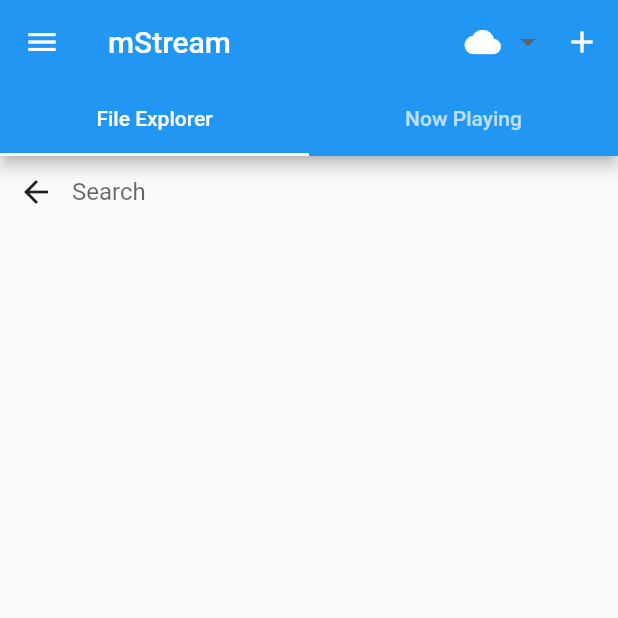
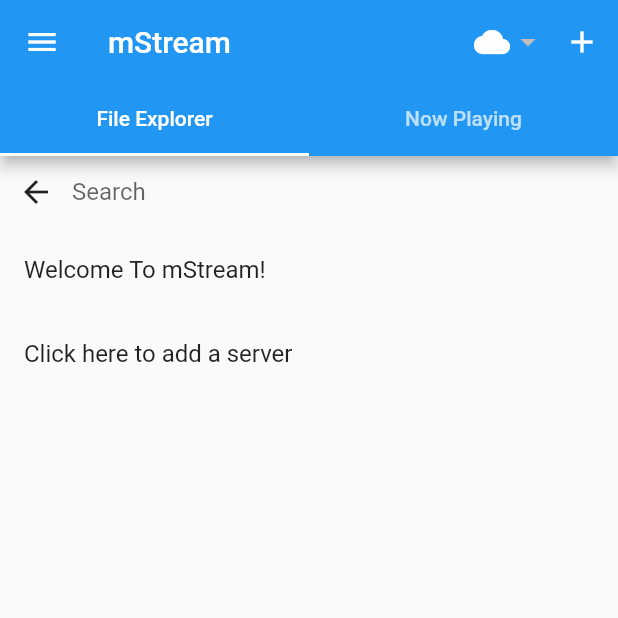
Before and after one commit to IrosTheBeggar/mstream-flutter, a Flutter app: the screen it shows after launch, in the side drawer, after a tap on the "add" icon, on a phone screen of 412 x 824 dp, the top half of it. Run offline on Flutter 3.47's test engine with Material 2 defaults, Android fonts, the phone set to English and light mode, and no system bars; our stand-ins replace audioplayers, fluttertoast; missing offline and left inert: flutter_downloader.

Commit message:
Add server stuff

```diff
--- a/lib/main.dart
+++ b/lib/main.dart
@@ -8,6 +8,8 @@ import 'package:http/http.dart' as http;
 import 'package:path_provider/path_provider.dart';
 import 'dart:convert';
 import 'player_widget.dart';
+import 'package:fluttertoast/fluttertoast.dart';
+import 'server.dart';
 import 'package:flutter_downloader/flutter_downloader.dart';
 import 'package:path/path.dart' as path;
 
@@ -19,15 +21,25 @@ String tabText = 'File Explorer';
 
 // var queueList = [];
 
-List serverList = new List();
-var currentServer = {
-  'url': 'https://demo.mstream.io/',
-  'username': '',
-  'jwt': '',
-  'password': '',
-  'nickname': 'Main Server',
-  'localname': 'main'
-};
+List<Server> serverList = new List();
+int currentServer = -1;
+
+Future<String> get _localPath async {
+  final directory = await getApplicationDocumentsDirectory();
+  return directory.path;
+}
+
+Future<File> get _serverFile async {
+  final path = await _localPath;
+  return File('$path/servers.json');
+}
+
+Future<File> writeServerFile() async {
+  final file = await _serverFile;
+
+  // Write the file
+  return file.writeAsString(jsonEncode(serverList));
+}
 
 void main() {
   runApp(new MaterialApp(home: new ExampleApp()));
@@ -106,6 +118,10 @@ class _ExampleAppState extends State<ExampleApp> with SingleTickerProviderStateM
                   if(displayList[index]['type'] == 'directory') {
                     getFileList(displayList[index]['directory']);
                   }
+
+                  if(displayList[index]['type'] == 'addServer') {
+                    Navigator.push(context, MaterialPageRoute(builder: (context) => AddServerScreen()), );
+                  }
                 },
               );
             }
@@ -120,8 +136,34 @@ class _ExampleAppState extends State<ExampleApp> with SingleTickerProviderStateM
       tabText = 'File Explorer';
     });
 
-    var url = currentServer['url'] + 'dirparser';
-    var response = await http.post(url, body: {"dir": directory});
+    if (currentServer < 0) {
+      Fluttertoast.showToast(
+        msg: "No Server Selected",
+        toastLength: Toast.LENGTH_SHORT,
+        gravity: ToastGravity.CENTER,
+        timeInSecForIos: 2,
+        backgroundColor: Colors.orange,
+        textColor: Colors.white
+      );
+      return;
+    }
+
+    Uri currentUri = Uri.parse(serverList[currentServer].url);
+    String url = currentUri.resolve('/dirparser').toString();
+    var response = await http.post(url, body: {"dir": directory},  headers: { 'x-access-token': serverList[currentServer].jwt});
+
+    if (response.statusCode > 299) {
+      Fluttertoast.showToast(
+        msg: "Call Failed",
+        toastLength: Toast.LENGTH_SHORT,
+        gravity: ToastGravity.CENTER,
+        timeInSecForIos: 1,
+        backgroundColor: Colors.orange,
+        textColor: Colors.white
+      );
+      return;
+    }
+
     print("Response status: ${response.statusCode}");
     print("Response body: ${response.body}");
     var res = jsonDecode(response.body);
@@ -144,8 +186,35 @@ class _ExampleAppState extends State<ExampleApp> with SingleTickerProviderStateM
       tabText = 'Playlists';
     });
 
-    var url = currentServer['url'] + 'playlist/getall';
-    var response = await http.get(url);
+    if (currentServer < 0) {
+      Fluttertoast.showToast(
+        msg: "No Server Selected",
+        toastLength: Toast.LENGTH_SHORT,
+        gravity: ToastGravity.CENTER,
+        timeInSecForIos: 1,
+        backgroundColor: Colors.orange,
+        textColor: Colors.white
+      );
+      return;
+    }
+
+    Uri currentUri = Uri.parse(serverList[currentServer].url);
+    String url = currentUri.resolve('/playlist/getall').toString();
+    print(serverList[currentServer].jwt);
+    var response = await http.get(url, headers: { 'x-access-token': serverList[currentServer].jwt});
+
+    if (response.statusCode > 299) {
+      Fluttertoast.showToast(
+        msg: "Call Failed",
+        toastLength: Toast.LENGTH_SHORT,
+        gravity: ToastGravity.CENTER,
+        timeInSecForIos: 2,
+        backgroundColor: Colors.orange,
+        textColor: Colors.white
+      );
+      return;
+    }
+
     var res = jsonDecode(response.body);
     displayList.clear();
     res.forEach((e) {
@@ -210,18 +279,65 @@ class _ExampleAppState extends State<ExampleApp> with SingleTickerProviderStateM
     ]);
   }
 
+  Future<List>  readServerList() async {
+    try {
+      final file = await _serverFile;
+
+      // Read the file
+      String contents = await file.readAsString();
+      return jsonDecode(contents);
+    } catch (e) {
+      // If we encounter an error, return 0
+      return [];
+    }
+  }
+
+
   @override
   void initState() {
     super.initState();
     _tabController = new TabController(vsync: this, length: 2);
-    serverList.add(currentServer);
-    getFileList("");
 
-    // TODO:
+    // Load Servers
+    readServerList().then((List contents) {
+      print(contents);
+      // contents = []; // TODO: Remove thus later
+      contents.forEach((f) {
+        print(f);
+        var newServer = Server.fromJson(f);
+        serverList.add(newServer);
+      });
+
+      print(serverList);
+
+      if (serverList.length > 0) {
+        currentServer = 0;
+      } else {
+        // Navigator.push(context, MaterialPageRoute(builder: (context) => AddServerScreen()), );
+        setState(() {
+          displayList.add({
+            'type': 'addServer',
+            'name': 'Welcome To mStream!'
+          });
+          displayList.add({
+            'type': 'addServer',
+            'name': 'Click here to add a server'
+          });
+        });
+      }
+
+      print(currentServer);
+
+    });
+
+    // getFileList("");
+
     FlutterDownloader.registerCallback((id, status, progress) {
+      // TODO: Handle downlaod state
       print('Download task ($id) is in status ($status) and process ($progress)');
     });
   }
+
 
   @override
   void dispose() {
@@ -232,7 +348,7 @@ class _ExampleAppState extends State<ExampleApp> with SingleTickerProviderStateM
 
   // Sync Functions
   Future downloadOneFile(String serverDir, String downloadUrl) async {
-    serverDir = currentServer['localname']; // TODO: delete this later
+    serverDir = serverList[currentServer].localname; // TODO: delete this later
     // download each file relative to its path
 
     final bytes = await http.readBytes(downloadUrl);
@@ -243,7 +359,7 @@ class _ExampleAppState extends State<ExampleApp> with SingleTickerProviderStateM
   }
 
   Future downloadOneFile2(String serverDir, String downloadUrl) async {
-    serverDir = currentServer['localname']; // TODO: delete this later
+    serverDir = serverList[currentServer].localname; // TODO: delete this later
     // download each file relative to its path
 
     final dir = await getApplicationDocumentsDirectory();
@@ -293,10 +409,7 @@ class _ExampleAppState extends State<ExampleApp> with SingleTickerProviderStateM
               items: serverList.map((server) {
                 return new DropdownMenuItem(
                   value: 'user',
-                  child: new Text(
-                    'user.name',
-                    style: new TextStyle(color: Colors.black),
-                  ),
+                  child: new Text(server.nickname.length > 0 ? server.nickname : server.url, style: new TextStyle(color: Colors.black)),
                 );
               }).toList()
             )
@@ -383,19 +496,60 @@ class MyCustomFormState extends State<MyCustomForm> {
   // Note: This is a GlobalKey<FormState>, not a GlobalKey<MyCustomFormState>!
   final _formKey = GlobalKey<FormState>();
   var _url;
+  var _username;
+  var _password;
+  var _serverName;
 
-  checkServer(String url) async {
+  checkServer() async {
+    Uri lol = Uri.parse(this._url);
+    String origin = lol.origin;
+    var response;
+
     try {
-      var response = await http.get(url);
+      response = await http.get(lol.resolve('/ping').toString());
       print(response);
     } catch(err) {
-      Scaffold.of(context).showSnackBar(SnackBar(content: Text('Could not parse URL')));
+      Scaffold.of(context).showSnackBar(SnackBar(content: Text('Could not connect to server')));
       return;
     }
 
+    // Check for login
+    if (response.statusCode == 200) {
+      Scaffold.of(context).showSnackBar(SnackBar(content: Text('Connection Successful!')));
+      saveServer(origin);
+      return;
+    }
 
-    // TODO: Check response
+    // Try logging in
+    try {
+      response = await http.post(lol.resolve('/login').toString(), body: {"username": this._username, "password": this._password});
+      print(response);
+    } catch(err) {
+      Scaffold.of(context).showSnackBar(SnackBar(content: Text('Failed to Login')));
+      return;
+    }
+
+    if (response.statusCode != 200) {
+      Scaffold.of(context).showSnackBar(SnackBar(content: Text('Failed to Login')));
+      return;
+    }
+
+    var res = jsonDecode(response.body);
+
     // Save
+    saveServer(origin, res['token']);
+  }
+
+  saveServer(String origin, [String jwt='']) {
+    Server woo = new Server(origin, this._serverName, this._username, this._password, jwt, this._serverName);
+    serverList.add(woo);
+
+    currentServer = serverList.length - 1;
+
+    // Save Server List
+    writeServerFile();
+
+    print(serverList);
   }
 
   @override
@@ -408,8 +562,29 @@ class MyCustomFormState extends State<MyCustomForm> {
         children: <Widget>[
           TextFormField(
             validator: (value) {
+
+            },
+            keyboardType: TextInputType.emailAddress,
+            decoration: new InputDecoration(
+              hintText: 'Server Name',
+              labelText: 'Server Name'
+            ),
+            onSaved: (String value) {
+              this._serverName = value;
+            }
+          ),
+          TextFormField(
+            validator: (value) {
               if (value.isEmpty) {
-                return 'Server URL is necessary';
+                return 'Server URL is needed';
+              }
+              try {
+                var lol = Uri.parse(value);
+                if (lol.origin is Error || lol.origin.length < 1) {
+                  return 'Cannot Parse URL';
+                }
+              } catch(err) {
+                return 'Cannot Parse URL';
               }
             },
             keyboardType: TextInputType.emailAddress,
@@ -418,7 +593,6 @@ class MyCustomFormState extends State<MyCustomForm> {
               labelText: 'Server URL'
             ),
             onSaved: (String value) {
-              print('rthrtrth');
               this._url = value;
             }
           ),
@@ -430,7 +604,10 @@ class MyCustomFormState extends State<MyCustomForm> {
             decoration: new InputDecoration(
               hintText: 'Username',
               labelText: 'Username'
-            )
+            ),
+            onSaved: (String value) {
+              this._username = value;
+            }
           ),
           TextFormField(
             validator: (value) {
@@ -440,17 +617,10 @@ class MyCustomFormState extends State<MyCustomForm> {
             decoration: new InputDecoration(
               hintText: 'Password',
               labelText: 'Password'
-            )
-          ),
-          TextFormField(
-            validator: (value) {
-
-            },
-            keyboardType: TextInputType.emailAddress,
-            decoration: new InputDecoration(
-              hintText: 'Server Name',
-              labelText: 'Server Name'
-            )
+            ),
+            onSaved: (String value) {
+              this._password = value;
+            }
           ),
           Padding(
             padding: const EdgeInsets.symmetric(vertical: 16.0),
@@ -466,7 +636,7 @@ class MyCustomFormState extends State<MyCustomForm> {
 
                 // Ping server
                 print(this._url);
-                checkServer(this._url);
+                checkServer();
               },
               child: Text('Submit'),
             ),
--- /dev/null
+++ b/lib/server.dart
@@ -0,0 +1,28 @@
+class Server {
+  final String url;
+  final String nickname;
+  final String username;
+  final String password;
+  final String jwt;
+  final String localname;
+
+  Server(this.url, this.nickname, this.username, this.password, this.jwt, this.localname);
+
+  Server.fromJson(Map<String, dynamic> json)
+      : url = json['url'],
+        jwt = json['jwt'],
+        username = json['username'],
+        password = json['password'],
+        localname = json['localname'],
+        nickname = json['nickname'];
+
+  Map<String, dynamic> toJson() =>
+    {
+      'url': url,
+      'jwt': jwt,
+      'nickname': nickname,
+      'username': username,
+      'password': password,
+      'localname': localname,
+    };
+}
--- a/pubspec.yaml
+++ b/pubspec.yaml
@@ -13,6 +13,7 @@ dependencies:
   flutter_downloader: ^1.1.3
   path: ^1.6.2
   path_provider: ^0.4.1
+  fluttertoast: ^2.2.6
   # The following adds the Cupertino Icons font to your application.
   # Use with the CupertinoIcons class for iOS style icons.
   cupertino_icons: ^0.1.2
```
